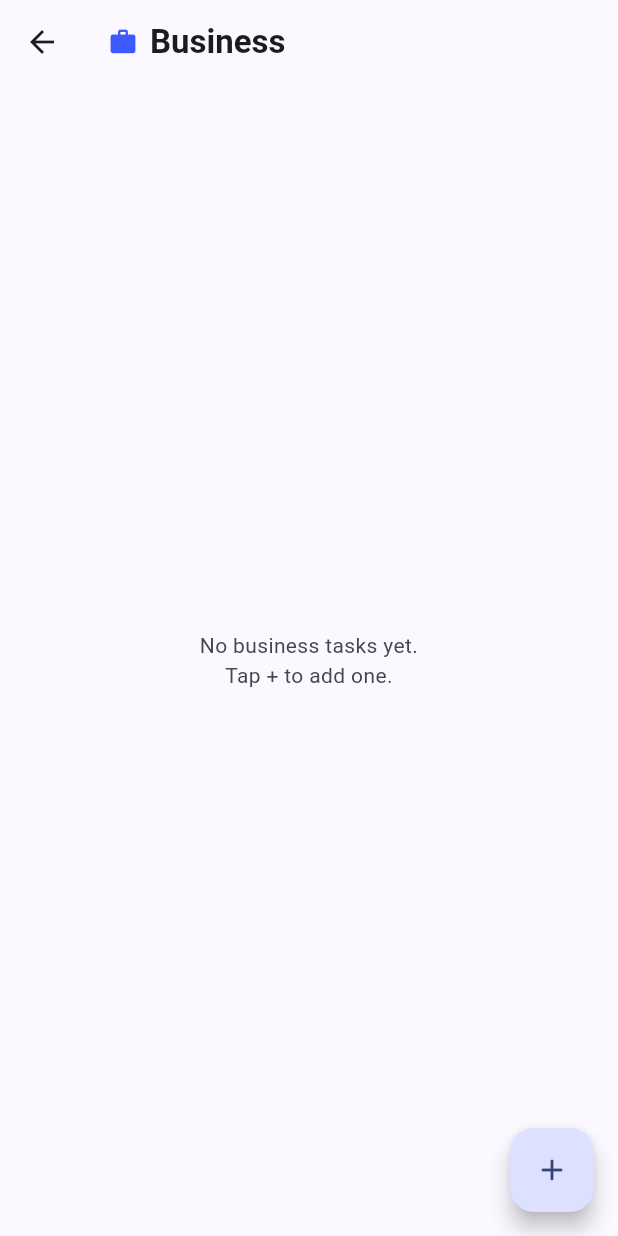
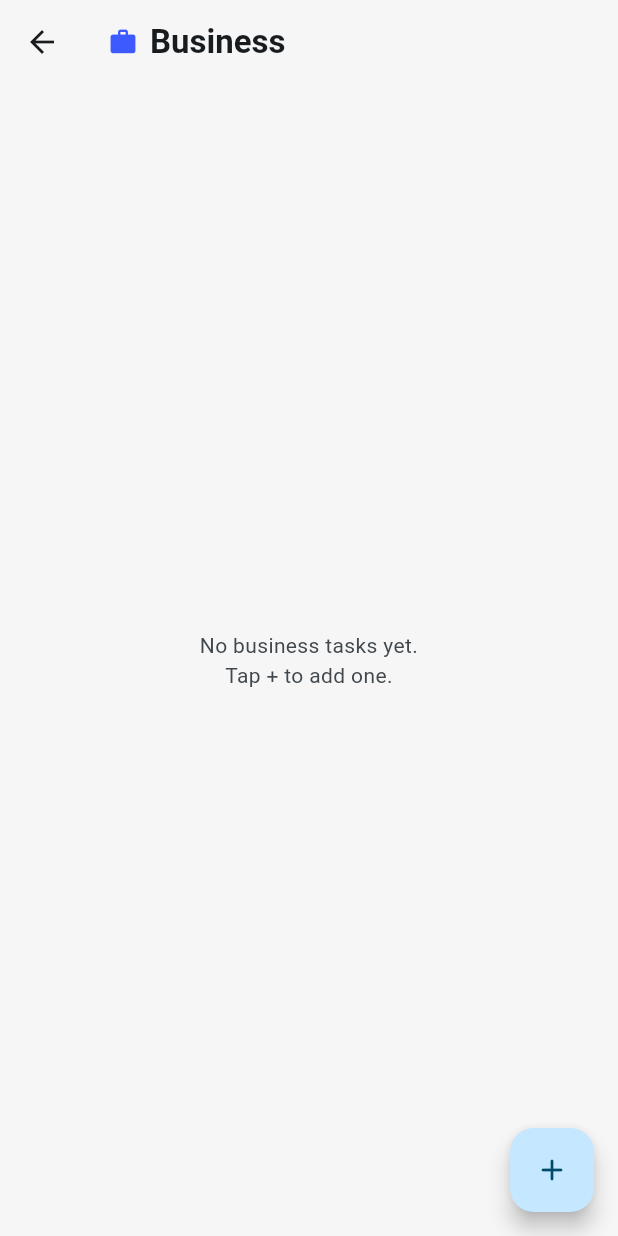
Before and after one commit to Aksh0369/suruchi, a Flutter app: the screen it shows after launch, after a tap on "Business", on a phone screen of 412 x 824 dp. Run offline on Flutter 3.47's test engine with Material 3 defaults, Android fonts, the phone set to English and light mode, and no system bars; our stand-ins replace drift, drift_flutter, flutter_riverpod, riverpod_annotation; accounts and stored records are empty; generated files the repository leaves out were written again.

Commit message:
Apply brand color palette, simplify task list to To do/Completed
New theme palette (287094 primary, D4D4CE card surfaces, F6F6F6 light
background, 023246 dark background) drives the overall app theme.
Category icon colors are untouched except Seva, changed from #FF8F00
to the requested #FF9933.

Category list simplified from four sections (Today/Upcoming/Ongoing/
Completed) down to two: "To do" (everything pending, deadline tasks
sorted soonest-first, recurring/random after) and "Completed" below
it. Removed the strikethrough on completed task titles in favor of
just a muted color, and titles are now bold throughout for better
readability.

Verified live in the browser: card backgrounds pick up the new D4D4CE
tone, Seva's icon is the new orange, Business/Self unchanged, and the
To do/Completed split renders correctly with bold, non-strikethrough
titles.

```diff
--- a/app/lib/core/theme/app_colors.dart
+++ b/app/lib/core/theme/app_colors.dart
@@ -14,7 +14,14 @@ class AppColors {
   static const selfSoft = Color(0xFFEEE7FC);
   static const selfSoftDark = Color(0xFF2A2148);
 
-  static const seva = Color(0xFFFF8F00);
+  static const seva = Color(0xFFFF9933);
   static const sevaSoft = Color(0xFFFFF1DB);
   static const sevaSoftDark = Color(0xFF4A3419);
+
+  // Brand neutral palette — drives the overall theme (backgrounds, cards,
+  // primary accent). Independent of the category colors above.
+  static const brandPrimary = Color(0xFF287094);
+  static const brandLightSurface = Color(0xFFD4D4CE);
+  static const brandLightBackground = Color(0xFFF6F6F6);
+  static const brandDarkBackground = Color(0xFF023246);
 }
--- a/app/lib/core/theme/app_theme.dart
+++ b/app/lib/core/theme/app_theme.dart
@@ -1,4 +1,6 @@
 import 'package:flutter/material.dart';
+
+import 'app_colors.dart';
 
 class AppTheme {
   AppTheme._();
@@ -7,9 +9,15 @@ class AppTheme {
   static ThemeData get dark => _build(Brightness.dark);
 
   static ThemeData _build(Brightness brightness) {
+    final isLight = brightness == Brightness.light;
+
     final scheme = ColorScheme.fromSeed(
-      seedColor: const Color(0xFF3D5AFE),
+      seedColor: AppColors.brandPrimary,
       brightness: brightness,
+    ).copyWith(
+      primary: AppColors.brandPrimary,
+      surface: isLight ? AppColors.brandLightBackground : AppColors.brandDarkBackground,
+      surfaceContainerHigh: isLight ? AppColors.brandLightSurface : null,
     );
 
     return ThemeData(
--- a/app/lib/features/reminders/category_list_screen.dart
+++ b/app/lib/features/reminders/category_list_screen.dart
@@ -49,28 +49,19 @@ class _CategoryReminderList extends StatelessWidget {
 
   @override
   Widget build(BuildContext context) {
-    final now = DateTime.now();
-    final today = DateTime(now.year, now.month, now.day);
-    final tomorrow = today.add(const Duration(days: 1));
-
+    // One combined "To do" list — deadline tasks soonest-first, then
+    // recurring/random tasks (which have no single instant to sort by)
+    // after — then everything finished, in a separate Completed section.
+    final todo = reminders.where((r) => !r.isCompleted).toList()
+      ..sort((a, b) {
+        final aTime = a.scheduleMode == ScheduleMode.deadline ? a.scheduledAt : null;
+        final bTime = b.scheduleMode == ScheduleMode.deadline ? b.scheduledAt : null;
+        if (aTime == null && bTime == null) return 0;
+        if (aTime == null) return 1;
+        if (bTime == null) return -1;
+        return aTime.compareTo(bTime);
+      });
     final completed = reminders.where((r) => r.isCompleted).toList();
-    // Recurring/random tasks have no single fixed instant, so they can't be
-    // placed in Today/Upcoming — they get their own section instead.
-    final ongoing = reminders
-        .where((r) => !r.isCompleted && r.scheduleMode != ScheduleMode.deadline)
-        .toList();
-    final todayList = reminders
-        .where((r) =>
-            !r.isCompleted &&
-            r.scheduleMode == ScheduleMode.deadline &&
-            r.scheduledAt!.isBefore(tomorrow))
-        .toList();
-    final upcoming = reminders
-        .where((r) =>
-            !r.isCompleted &&
-            r.scheduleMode == ScheduleMode.deadline &&
-            !r.scheduledAt!.isBefore(tomorrow))
-        .toList();
 
     if (reminders.isEmpty) {
       return Center(
@@ -90,10 +81,8 @@ class _CategoryReminderList extends StatelessWidget {
     return ListView(
       padding: const EdgeInsets.fromLTRB(20, 12, 20, 100),
       children: [
-        if (todayList.isNotEmpty) ..._section(context, 'TODAY', todayList),
-        if (upcoming.isNotEmpty) ..._section(context, 'UPCOMING', upcoming),
-        if (ongoing.isNotEmpty) ..._section(context, 'ONGOING', ongoing),
-        if (completed.isNotEmpty) ..._section(context, 'COMPLETED', completed),
+        if (todo.isNotEmpty) ..._section(context, 'To do', todo),
+        if (completed.isNotEmpty) ..._section(context, 'Completed', completed),
       ],
     );
   }
@@ -101,17 +90,16 @@ class _CategoryReminderList extends StatelessWidget {
   List<Widget> _section(BuildContext context, String title, List<Reminder> items) {
     return [
       Padding(
-        padding: const EdgeInsets.only(bottom: 8, top: 8),
+        padding: const EdgeInsets.only(bottom: 10, top: 8),
         child: Text(
           title,
-          style: Theme.of(context).textTheme.labelLarge?.copyWith(
-            color: Theme.of(context).colorScheme.onSurfaceVariant,
-            letterSpacing: 1.1,
+          style: Theme.of(context).textTheme.titleMedium?.copyWith(
+            fontWeight: FontWeight.w700,
           ),
         ),
       ),
       ...items.map((r) => _ReminderTile(reminder: r)),
-      const SizedBox(height: 12),
+      const SizedBox(height: 16),
     ];
   }
 }
@@ -142,6 +130,7 @@ class _ReminderTile extends ConsumerWidget {
     return Card(
       margin: const EdgeInsets.only(bottom: 10),
       child: ListTile(
+        contentPadding: const EdgeInsets.symmetric(horizontal: 16, vertical: 4),
         onTap: () => Navigator.of(context).push(
           MaterialPageRoute(
             builder: (_) => TaskFormPage(category: reminder.category, existing: reminder),
@@ -155,12 +144,17 @@ class _ReminderTile extends ConsumerWidget {
         ),
         title: Text(
           reminder.title,
-          style: TextStyle(
-            decoration: reminder.isCompleted ? TextDecoration.lineThrough : null,
-            color: reminder.isCompleted ? scheme.onSurfaceVariant : null,
+          style: Theme.of(context).textTheme.titleMedium?.copyWith(
+            fontWeight: FontWeight.w600,
+            color: reminder.isCompleted ? scheme.onSurfaceVariant : scheme.onSurface,
           ),
         ),
-        subtitle: Text(_subtitle),
+        subtitle: Text(
+          _subtitle,
+          style: Theme.of(context).textTheme.bodyMedium?.copyWith(
+            color: scheme.onSurfaceVariant,
+          ),
+        ),
         trailing: reminder.type == ReminderType.alarm
             ? const Icon(Icons.alarm_rounded, size: 20)
             : null,
```
